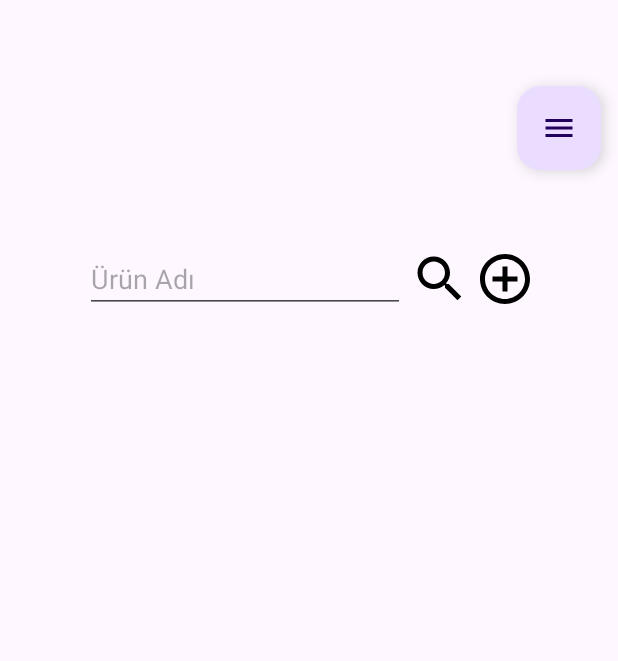
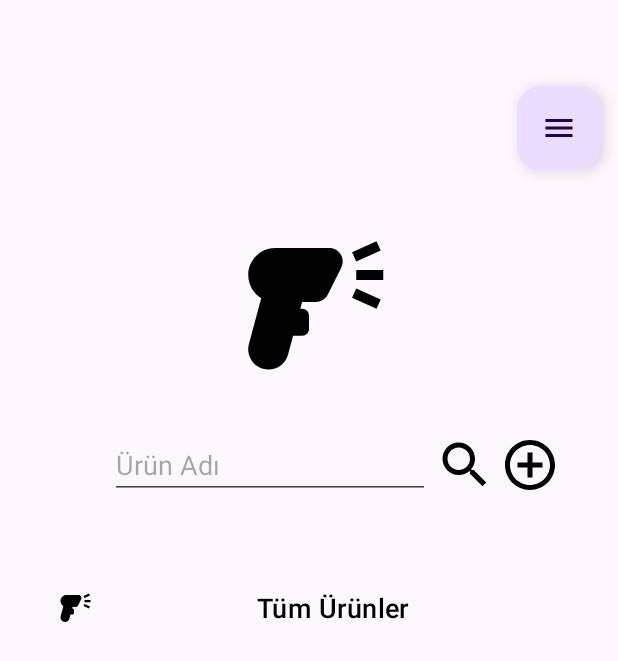
Before and after one commit to FurkanUTAR/icimdekilerMobilApp, an Android app: the adminAnaSayfaFragment screen opened through its navigation route, on a phone screen of 412 x 824 dp. Shown: the top 661 px of the screen. Run offline under Robolectric (Android 15) with nearby library versions, the phone set to English and light mode, and no system bars; our stand-ins replace Firebase (no records; nobody signed in at launch, a user with empty details on screens opened directly).

Commit message:
"Admin Tüm Ürünler" Sayfası Kodlandı

```diff
--- a/app/src/main/java/com/example/icimdekiler/adapter/UrunlerAdapter.kt
+++ b/app/src/main/java/com/example/icimdekiler/adapter/UrunlerAdapter.kt
@@ -1,14 +1,10 @@
 package com.example.icimdekiler.adapter
 
 import android.view.LayoutInflater
-import android.view.View
 import android.view.ViewGroup
-import androidx.appcompat.view.menu.ListMenuItemView
 import androidx.recyclerview.widget.RecyclerView
-import com.example.icimdekiler.R
 import com.example.icimdekiler.databinding.RecyclerRowBinding
 import com.example.icimdekiler.model.Urunler
-import com.example.icimdekiler.view.urunFragment
 
 class UrunlerAdapter(val urunListesi : ArrayList<Urunler>) : RecyclerView.Adapter<UrunlerAdapter.UrunHolder>() {
 
@@ -26,8 +22,6 @@ class UrunlerAdapter(val urunListesi : ArrayList<Urunler>) : RecyclerView.Adapte
     }
 
     override fun onBindViewHolder(holder: UrunHolder, position: Int) {
-        holder.binding.recyclerViewBarkodNoText.text = urunListesi[position].barkodNo
         holder.binding.recyclerViewUrunAdiText.text = urunListesi[position].urunAdi
-        holder.binding.recyclerViewIcindekilerText.text = urunListesi[position].icindekiler
     }
 }
--- a/app/src/main/java/com/example/icimdekiler/view/adminAnaSayfaFragment.kt
+++ b/app/src/main/java/com/example/icimdekiler/view/adminAnaSayfaFragment.kt
@@ -30,8 +30,6 @@ class adminAnaSayfaFragment : Fragment() {
     private lateinit var auth: FirebaseAuth
     val db = Firebase.firestore
 
-    var urunListesi=ArrayList<Urunler>()
-
     override fun onCreate(savedInstanceState: Bundle?) {
         super.onCreate(savedInstanceState)
         auth = Firebase.auth
@@ -48,8 +46,6 @@ class adminAnaSayfaFragment : Fragment() {
 
     override fun onViewCreated(view: View, savedInstanceState: Bundle?) {
         super.onViewCreated(view, savedInstanceState)
-
-        verileriAl()
 
         val popupMenu = PopupMenu(requireContext(), binding.popupMenu)
         popupMenu.menuInflater.inflate(R.menu.menu_fab, popupMenu.menu)
@@ -78,33 +74,10 @@ class adminAnaSayfaFragment : Fragment() {
             val action = adminAnaSayfaFragmentDirections.actionAdminAnaSayfaFragmentToUrunEkleFragment()
             Navigation.findNavController(view).navigate(action)
         }
-    }
 
-    fun verileriAl(){
-        db.collection("urunler").addSnapshotListener { snapshot, error ->
-            if (error != null){
-                Toast.makeText(requireContext(), error.localizedMessage, Toast.LENGTH_LONG).show()
-            } else {
-               if (snapshot != null){
-                   if (!snapshot.isEmpty){
-                       val documents = snapshot.documents
-
-                       urunListesi.clear()
-                       for (document in documents){
-                           val barkodNo=document.get("barkodNo") as String
-                           val urunAdi=document.get("urunAdi") as String
-                           val icindekiler=document.get("icindekiler") as String
-
-                           var indirilenUrun = Urunler(barkodNo,urunAdi,icindekiler)
-                           urunListesi.add(indirilenUrun)
-                       }
-
-                       val adapter = UrunlerAdapter(urunListesi)
-                       binding.urunlerRecyclerView.layoutManager = LinearLayoutManager(requireContext()) // Düzeltme burada
-                       binding.urunlerRecyclerView.adapter = adapter
-                   }
-               }
-            }
+        binding.tumUrunlerButton.setOnClickListener {
+            val action = adminAnaSayfaFragmentDirections.actionAdminAnaSayfaFragmentToAdminTumUrunlerFragment()
+            Navigation.findNavController(view).navigate(action)
         }
     }
 
--- a/app/src/main/res/layout/fragment_admin_ana_sayfa.xml
+++ b/app/src/main/res/layout/fragment_admin_ana_sayfa.xml
@@ -11,8 +11,7 @@
         android:id="@+id/popupMenu"
         android:layout_width="wrap_content"
         android:layout_height="wrap_content"
-        android:layout_marginTop="10dp"
-        android:layout_marginEnd="10dp"
+        android:layout_margin="10dp"
         android:clickable="true"
         android:onClick="kayit"
         android:src="@drawable/menu"
@@ -23,14 +22,12 @@
         android:id="@+id/urunAdiText"
         android:layout_width="wrap_content"
         android:layout_height="wrap_content"
-        android:layout_marginTop="50dp"
-        android:layout_marginEnd="85dp"
+        android:layout_marginTop="32dp"
         android:ems="10"
         android:hint="@string/urunAdi"
         android:inputType="text"
-        app:layout_constraintEnd_toEndOf="parent"
-        app:layout_constraintStart_toStartOf="parent"
-        app:layout_constraintTop_toBottomOf="@+id/popupMenu" />
+        app:layout_constraintEnd_toEndOf="@+id/imageView"
+        app:layout_constraintTop_toBottomOf="@+id/imageView" />
 
     <ImageView
         android:id="@+id/araImage"
@@ -52,16 +49,33 @@
         app:layout_constraintStart_toEndOf="@+id/araImage"
         app:layout_constraintTop_toTopOf="@+id/araImage" />
 
-    <androidx.recyclerview.widget.RecyclerView
-        android:id="@+id/urunlerRecyclerView"
+    <ImageView
+        android:id="@+id/imageView"
+        android:layout_width="161dp"
+        android:layout_height="108dp"
+        android:layout_marginTop="100dp"
+        android:src="@drawable/barcode_reader"
+        app:layout_constraintEnd_toEndOf="parent"
+        app:layout_constraintStart_toStartOf="parent"
+        app:layout_constraintTop_toTopOf="parent" />
+
+    <Button
+        android:id="@+id/tumUrunlerButton"
         android:layout_width="match_parent"
         android:layout_height="wrap_content"
-        android:layout_marginStart="1dp"
-        android:layout_marginTop="10dp"
-        android:layout_marginEnd="1dp"
+        android:layout_marginStart="20dp"
+        android:layout_marginTop="40dp"
+        android:layout_marginEnd="20dp"
+        android:background="@android:color/transparent"
+        android:drawableLeft="@drawable/barcode_reader"
+        android:drawablePadding="8dp"
+        android:gravity="center|center_vertical"
+        android:padding="16dp"
+        android:text="Tüm Ürünler"
+        android:textColor="@android:color/black"
+        android:textSize="18sp"
         app:layout_constraintEnd_toEndOf="parent"
         app:layout_constraintStart_toStartOf="parent"
-        app:layout_constraintTop_toBottomOf="@+id/urunAdiText"
-        tools:ignore="DuplicateIds" />
+        app:layout_constraintTop_toBottomOf="@+id/urunAdiText" />
 
 </androidx.constraintlayout.widget.ConstraintLayout>
--- a/app/src/main/res/layout/fragment_urun_ekle.xml
+++ b/app/src/main/res/layout/fragment_urun_ekle.xml
@@ -90,7 +90,7 @@
         app:layout_constraintTop_toTopOf="@+id/barkodText" />
 
     <ImageView
-        android:id="@+id/barkodOkuImage2"
+        android:id="@+id/ekleImage"
         android:layout_width="30dp"
         android:layout_height="30dp"
         android:layout_marginStart="3dp"
@@ -104,7 +104,7 @@
         android:layout_width="wrap_content"
         android:layout_height="250dp"
         android:layout_marginTop="10dp"
-        app:layout_constraintEnd_toEndOf="@+id/barkodOkuImage2"
+        app:layout_constraintEnd_toEndOf="@+id/ekleImage"
         app:layout_constraintStart_toStartOf="@+id/textView4"
         app:layout_constraintTop_toBottomOf="@+id/textView4" />
 </androidx.constraintlayout.widget.ConstraintLayout>
--- a/app/src/main/res/navigation/nav_graph.xml
+++ b/app/src/main/res/navigation/nav_graph.xml
@@ -65,6 +65,9 @@
             android:id="@+id/action_adminAnaSayfaFragment_to_girisYapFragment"
             app:destination="@id/girisYapFragment" />
         <action
+            android:id="@+id/action_adminAnaSayfaFragment_to_adminTumUrunlerFragment"
+            app:destination="@id/adminTumUrunlerFragment" />
+        <action
             android:id="@+id/action_adminAnaSayfaFragment_to_urunEkleFragment"
             app:destination="@id/urunEkleFragment" />
     </fragment>
@@ -78,4 +81,9 @@
         android:name="com.example.icimdekiler.view.urunFragment"
         android:label="fragment_urun"
         tools:layout="@layout/fragment_urun" />
+    <fragment
+        android:id="@+id/adminTumUrunlerFragment"
+        android:name="com.example.icimdekiler.view.adminTumUrunlerFragment"
+        android:label="fragment_admin_tum_urunler"
+        tools:layout="@layout/fragment_admin_tum_urunler" />
 </navigation>
```
Also changed, not shown: app/src/main/java/com/example/icimdekiler/view/adminTumUrunlerFragment.kt (added, +160 -0 lines), app/src/main/java/com/example/icimdekiler/view/urunEkleFragment.kt (+18 -0 lines), app/src/main/res/layout/fragment_admin_tum_urunler.xml (added, +48 -0 lines), app/src/main/res/layout/recycler_row.xml (+20 -25 lines).
